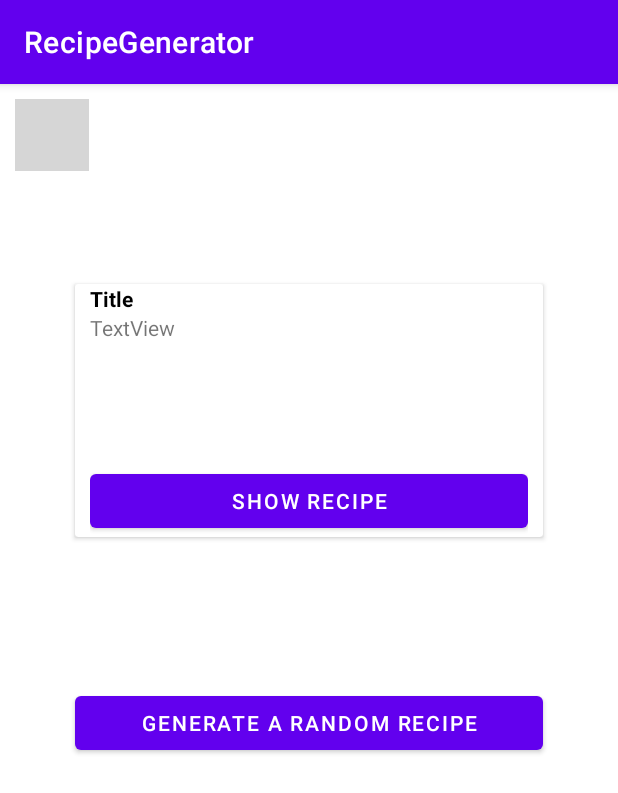
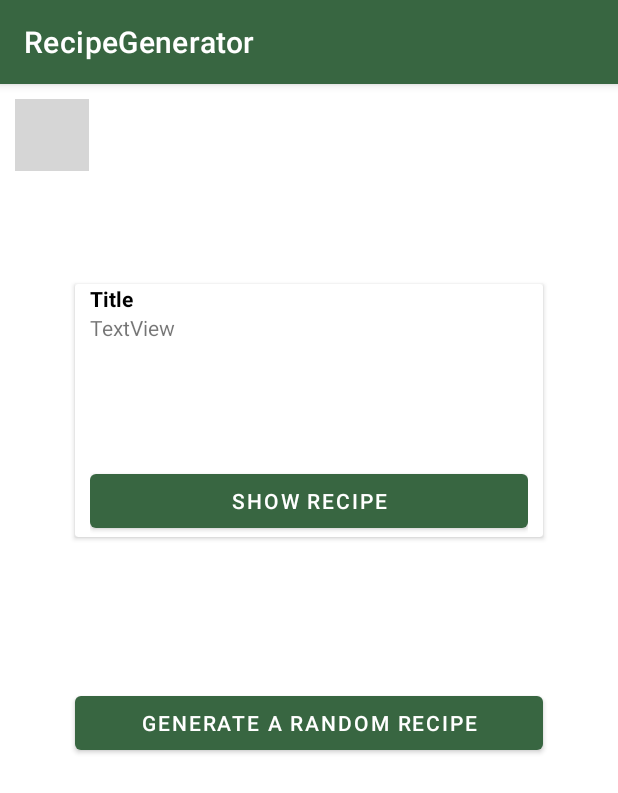
Before and after one commit to eliaSchenker/RecipeGenerator, an Android app: the screen it shows after launch (MainActivity), on a phone screen of 412 x 824 dp. Shown: the top 793 px of the screen. Run offline under Robolectric (Android 15) with nearby library versions, the phone set to English and light mode, and no system bars; 1 statement that could not run was skipped; grey boxes are pictures that could not be loaded.

Commit message:
Theme and color changes
Changed the theme and color of the app

```diff
--- a/app/src/main/res/values/colors.xml
+++ b/app/src/main/res/values/colors.xml
@@ -5,6 +5,7 @@
     <color name="purple_700">#FF3700B3</color>
     <color name="teal_200">#FF03DAC5</color>
     <color name="teal_700">#FF018786</color>
+    <color name="green_1">#386641</color>
     <color name="black">#FF000000</color>
     <color name="white">#FFFFFFFF</color>
 </resources>
--- a/app/src/main/res/values/themes.xml
+++ b/app/src/main/res/values/themes.xml
@@ -2,7 +2,7 @@
     <!-- Base application theme. -->
     <style name="Theme.RecipeGenerator" parent="Theme.MaterialComponents.DayNight.DarkActionBar">
         <!-- Primary brand color. -->
-        <item name="colorPrimary">@color/purple_500</item>
+        <item name="colorPrimary">@color/green_1</item>
         <item name="colorPrimaryVariant">@color/purple_700</item>
         <item name="colorOnPrimary">@color/white</item>
         <!-- Secondary brand color. -->
```
